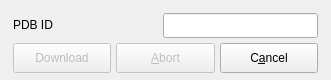
The window that source/VIEW/DIALOGS/downloadPDBFile.ui (BALL-Project/ball) describes before a commit, drawn with Qt 5.
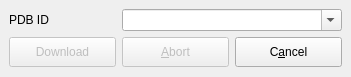
The same window after the commit.

```diff
--- a/source/VIEW/DIALOGS/downloadPDBFile.ui
+++ b/source/VIEW/DIALOGS/downloadPDBFile.ui
@@ -5,68 +5,54 @@
    <rect>
     <x>0</x>
     <y>0</y>
-    <width>331</width>
-    <height>80</height>
+    <width>351</width>
+    <height>77</height>
    </rect>
   </property>
-  <property name="minimumSize" >
-   <size>
-    <width>0</width>
-    <height>0</height>
-   </size>
-  </property>
-  <property name="maximumSize" >
-   <size>
-    <width>350</width>
-    <height>80</height>
-   </size>
-  </property>
   <property name="windowTitle" >
    <string>Download a structure file from www.rcsb.org</string>
   </property>
-  <widget class="QPushButton" name="button_abort" >
-   <property name="enabled" >
-    <bool>false</bool>
+  <layout class="QGridLayout" >
+   <property name="margin" >
+    <number>9</number>
    </property>
-   <property name="geometry" >
-    <rect>
-     <x>116</x>
-     <y>43</y>
-     <width>99</width>
-     <height>30</height>
-    </rect>
+   <property name="spacing" >
+    <number>6</number>
    </property>
-   <property name="minimumSize" >
-    <size>
-     <width>0</width>
-     <height>30</height>
-    </size>
-   </property>
-   <property name="toolTip" >
-    <string>Abort download</string>
-   </property>
+   <item row="0" column="0" >
+    <widget class="QLabel" name="textLabel1" >
    <property name="text" >
-    <string>&amp;Abort</string>
-   </property>
-   <property name="shortcut" >
-    <string>Alt+A</string>
-   </property>
-   <property name="autoDefault" >
+      <string>PDB ID</string>
+     </property>
+     <property name="alignment" >
+      <set>Qt::AlignLeading|Qt::AlignLeft|Qt::AlignVCenter</set>
+     </property>
+    </widget>
+   </item>
+   <item row="0" column="1" colspan="2" >
+    <widget class="QComboBox" name="pdbId" >
+     <property name="toolTip" >
+      <string>Enter PDB ID</string>
+     </property>
+     <property name="editable" >
     <bool>true</bool>
    </property>
-  </widget>
+     <property name="maxVisibleItems" >
+      <number>100</number>
+     </property>
+     <property name="insertPolicy" >
+      <enum>QComboBox::InsertAtTop</enum>
+     </property>
+     <property name="minimumContentsLength" >
+      <number>4</number>
+     </property>
+    </widget>
+   </item>
+   <item row="1" column="0" >
   <widget class="QPushButton" name="download" >
    <property name="enabled" >
     <bool>false</bool>
    </property>
-   <property name="geometry" >
-    <rect>
-     <x>13</x>
-     <y>43</y>
-     <width>98</width>
-     <height>30</height>
-    </rect>
-   </property>
    <property name="minimumSize" >
     <size>
      <width>0</width>
@@ -86,15 +72,9 @@
     <bool>true</bool>
    </property>
   </widget>
+   </item>
+   <item row="1" column="2" >
   <widget class="QPushButton" name="buttonClose" >
-   <property name="geometry" >
-    <rect>
-     <x>220</x>
-     <y>43</y>
-     <width>98</width>
-     <height>30</height>
-    </rect>
-   </property>
    <property name="minimumSize" >
     <size>
      <width>0</width>
@@ -114,47 +94,33 @@
     <bool>true</bool>
    </property>
   </widget>
-  <widget class="QLabel" name="textLabel1" >
-   <property name="geometry" >
-    <rect>
-     <x>13</x>
-     <y>13</y>
-     <width>150</width>
-     <height>24</height>
-    </rect>
-   </property>
-   <property name="minimumSize" >
-    <size>
-     <width>150</width>
-     <height>0</height>
-    </size>
-   </property>
-   <property name="text" >
-    <string>PDB ID</string>
-   </property>
-   <property name="alignment" >
-    <set>Qt::AlignLeading|Qt::AlignLeft|Qt::AlignVCenter</set>
-   </property>
-  </widget>
-  <widget class="QLineEdit" name="pdbId" >
-   <property name="geometry" >
-    <rect>
-     <x>163</x>
-     <y>13</y>
-     <width>155</width>
-     <height>25</height>
-    </rect>
+   </item>
+   <item row="1" column="1" >
+    <widget class="QPushButton" name="button_abort" >
+     <property name="enabled" >
+      <bool>false</bool>
    </property>
    <property name="minimumSize" >
     <size>
      <width>0</width>
-     <height>25</height>
+       <height>30</height>
     </size>
    </property>
    <property name="toolTip" >
-    <string>You can also enter a PDB id directly.</string>
-   </property>
-  </widget>
+      <string>Abort download</string>
+     </property>
+     <property name="text" >
+      <string>&amp;Abort</string>
+     </property>
+     <property name="shortcut" >
+      <string>Alt+A</string>
+     </property>
+     <property name="autoDefault" >
+      <bool>true</bool>
+     </property>
+    </widget>
+   </item>
+  </layout>
  </widget>
  <layoutdefault spacing="6" margin="11" />
  <tabstops>
```
Left out of the diff: 1 changed line with no effect on the pictures. Lines whose indentation alone changed are shown as unchanged.
